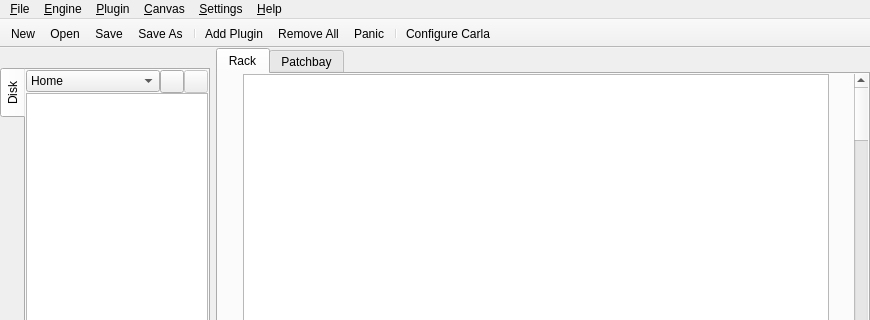
falkTX/Carla, file resources/ui/carla_host.ui: the form before one commit; both pictures show x 0 to 870 and y 0 to 320 of the 870 by 681 pixel window.
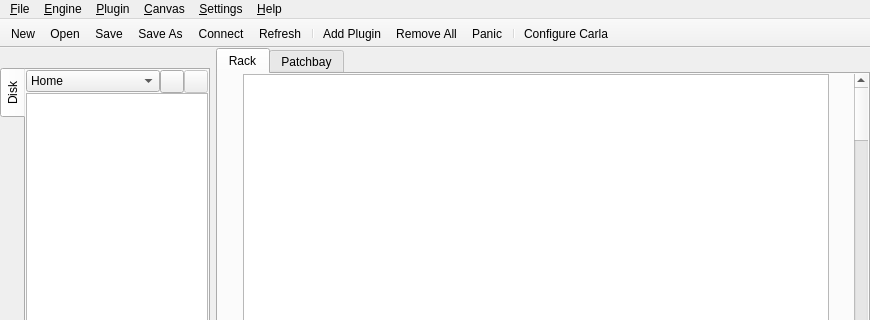
The form after the commit. Icons and pictures are not drawn. Custom widgets are drawn as their Qt base class.

Commit message: Add connect & refresh actions to carla-control

What changed in the file:
```diff
--- a/resources/ui/carla_host.ui
+++ b/resources/ui/carla_host.ui
@@ -262,6 +262,8 @@
    <addaction name="act_file_open"/>
    <addaction name="act_file_save"/>
    <addaction name="act_file_save_as"/>
+   <addaction name="act_file_connect"/>
+   <addaction name="act_file_refresh"/>
    <addaction name="separator"/>
    <addaction name="act_plugin_add2"/>
    <addaction name="act_plugin_remove_all"/>
@@ -799,6 +801,24 @@
     <string>Show Time Panel</string>
    </property>
   </action>
+  <action name="act_file_connect">
+   <property name="icon">
+    <iconset resource="../resources.qrc">
+     <normaloff>:/16x16/network-connect.png</normaloff>:/16x16/network-connect.png</iconset>
+   </property>
+   <property name="text">
+    <string>&amp;Connect...</string>
+   </property>
+  </action>
+  <action name="act_file_refresh">
+   <property name="icon">
+    <iconset resource="../resources.qrc">
+     <normaloff>:/16x16/view-refresh.png</normaloff>:/16x16/view-refresh.png</iconset>
+   </property>
+   <property name="text">
+    <string>&amp;Refresh</string>
+   </property>
+  </action>
  </widget>
  <customwidgets>
   <customwidget>
```
Left out of the diff: 2 changed lines with no effect on the pictures. The commit also changes 2 other files.
